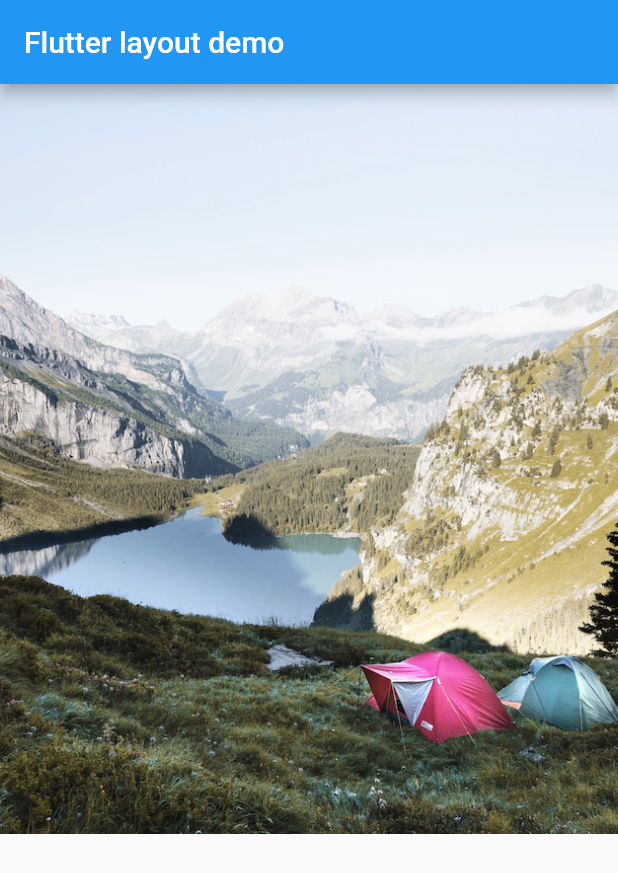
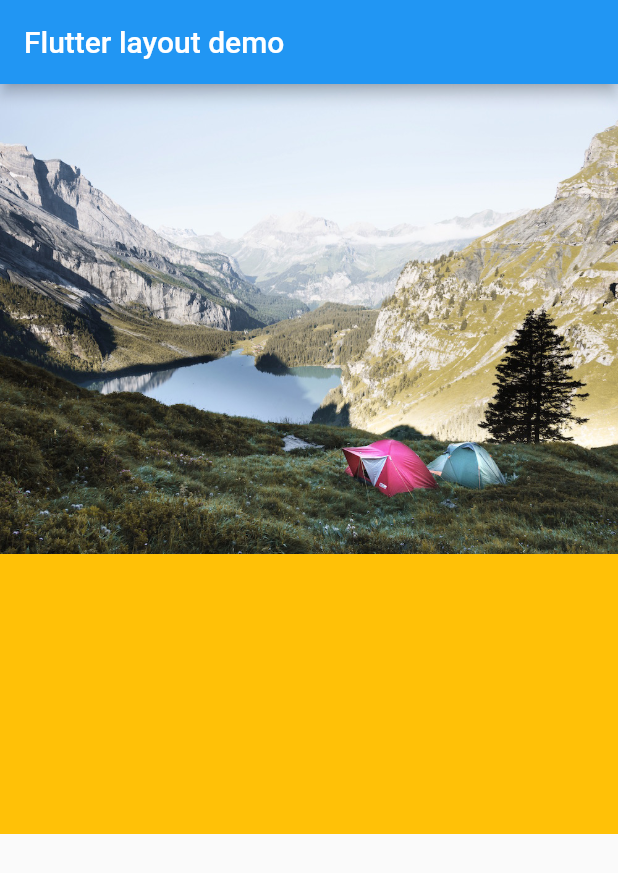
Before and after one commit to riansyahrobi8/Belajar-Flutter-UI, a Flutter app: the screen it shows after launch, on a phone screen of 412 x 824 dp. Shown: the top 873 px of the screen. Run offline on Flutter 3.47's test engine with Material 2 defaults, Android fonts, the phone set to English and light mode, and no system bars.

Commit message:
belajar fittedbox pada image

```diff
--- a/lib/screens/ImageFittedBox.dart
+++ b/lib/screens/ImageFittedBox.dart
@@ -4,10 +4,12 @@ class ImageFittedBox extends StatelessWidget {
   @override
   Widget build(BuildContext context) {
     return Container(
+      alignment: Alignment.topCenter,
+      color: Colors.amber,
       width: 500.0,
       height: 500.0,
-      child:
-          FittedBox(fit: BoxFit.cover, child: Image.asset('images/lake.jpg')),
+      child: FittedBox(
+          fit: BoxFit.fitWidth, child: Image.asset('images/lake.jpg')),
     );
   }
 }
```
